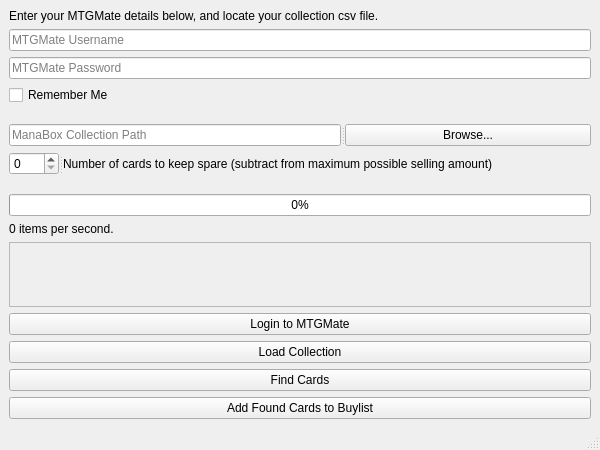
Above: ui/mainwindow.ui from barontate/MTGMate before the change. Below: the same form after it.
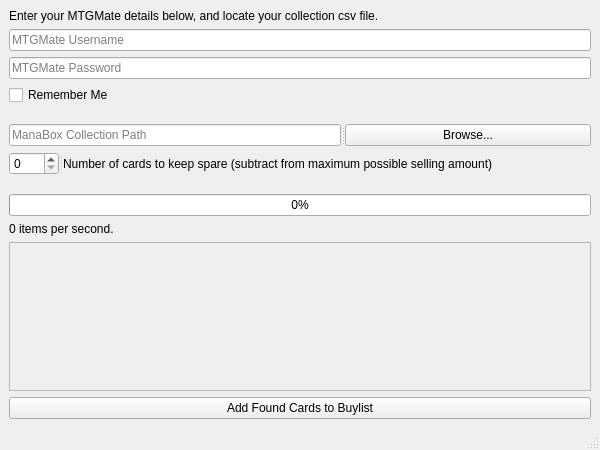
That is the form after the change.

Commit message: removing non-functional buttons

The edit to the form file:
```diff
--- a/ui/mainwindow.ui
+++ b/ui/mainwindow.ui
@@ -179,30 +179,6 @@
      </widget>
     </item>
 
-    <item>
-     <widget class="QPushButton" name="loginButton">
-      <property name="text">
-       <string>Login to MTGMate</string>
-      </property>
-     </widget>
-    </item>
-
-    <item>
-     <widget class="QPushButton" name="loadCollectionButton">
-      <property name="text">
-       <string>Load Collection</string>
-      </property>
-     </widget>
-    </item>
-
-    <item>
-     <widget class="QPushButton" name="findCardsButton">
-      <property name="text">
-       <string>Find Cards</string>
-      </property>
-     </widget>
-    </item>
-
     <item>
      <widget class="QPushButton" name="addBuylistButton">
       <property name="text">
```
The commit also changes 1 other file.
